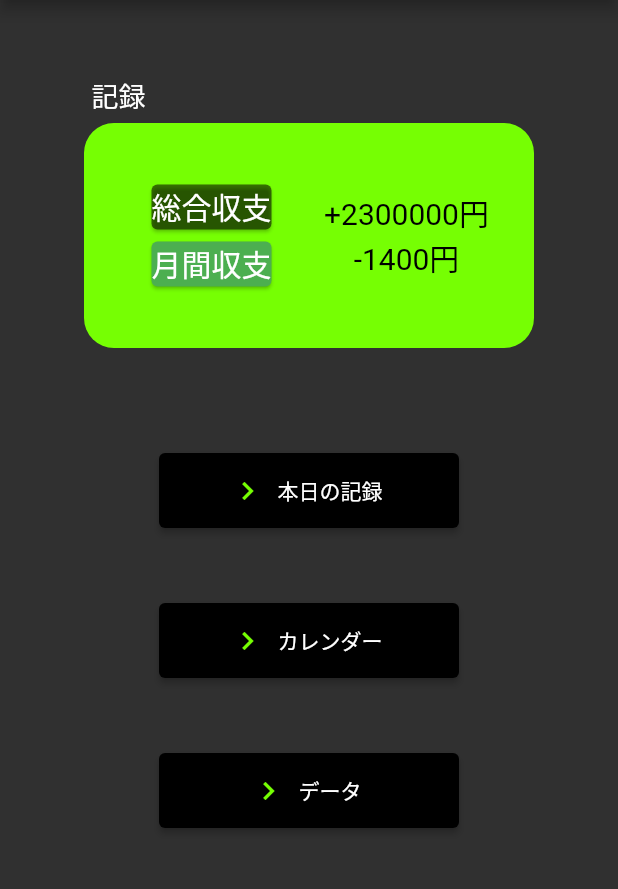
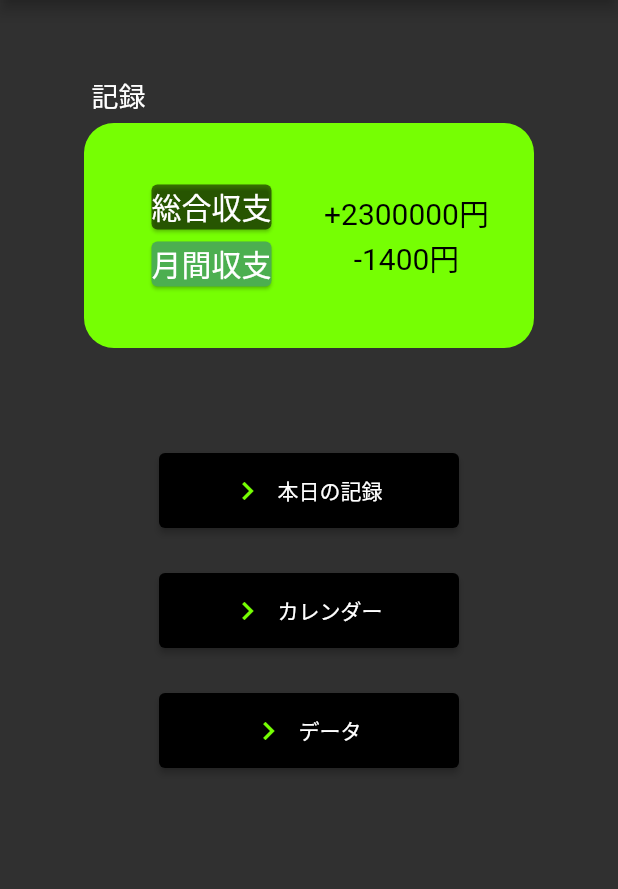
Before and after one commit to YudaiShimizu-hand/pachpach, a Flutter app: the screen it shows after launch, on a phone screen of 412 x 824 dp, the part 84-973 px from its top. Run offline on Flutter 3.47's test engine with Material 2 defaults, Android fonts, the phone set to English and light mode, and no system bars.

Commit message:
create button components

```diff
--- /dev/null
+++ b/lib/components/button.dart
@@ -0,0 +1,29 @@
+import 'package:flutter/material.dart';
+
+class ButtonCmp extends StatelessWidget {
+  ButtonCmp({required this.url, required this.txt, required this.mt});
+  String url;
+  String txt;
+  double mt;
+
+  @override
+  Widget build(BuildContext context) {
+    return Container(
+      margin: EdgeInsets.only(top: mt),
+      child: ElevatedButton.icon(
+        onPressed: (){
+          Navigator.pushNamed(context, url);
+        },
+        style: ElevatedButton.styleFrom(
+          fixedSize: Size(200, 50),
+          backgroundColor: Colors.black,
+        ),
+        label: Text(txt),
+        icon: const Icon(
+          Icons.navigate_next,
+          color: Color(0xFF76FF03),
+        ),
+      ),
+    );
+  }
+}
--- a/lib/screens/home.dart
+++ b/lib/screens/home.dart
@@ -1,5 +1,6 @@
 import 'package:flutter/material.dart';
 import 'package:pachpach/components/appBar.dart';
+import 'package:pachpach/components/button.dart';
 
 class HomePage extends StatelessWidget {
   @override
@@ -82,57 +83,9 @@ class HomePage extends StatelessWidget {
                 ),
               ),
             ),
-            Container(
-              margin: EdgeInsets.only(top: 70),
-              child: ElevatedButton.icon(
-                onPressed: (){
-                  Navigator.pushNamed(context, '/record');
-                },
-                style: ElevatedButton.styleFrom(
-                  fixedSize: Size(200, 50),
-                  backgroundColor: Colors.black,
-                ),
-                label: Text("本日の記録"),
-                icon: const Icon(
-                  Icons.navigate_next,
-                  color: Color(0xFF76FF03),
-                ),
-              ),
-            ),
-            Container(
-              margin: EdgeInsets.only(top: 50),
-              child: ElevatedButton.icon(
-                onPressed: (){
-                  Navigator.pushNamed(context, '/calendar');
-                },
-                style: ElevatedButton.styleFrom(
-                  fixedSize: Size(200, 50),
-                  backgroundColor: Colors.black,
-                ),
-                label: Text("カレンダー"),
-                icon: const Icon(
-                  Icons.navigate_next,
-                  color: Color(0xFF76FF03),
-                ),
-              ),
-            ),
-            Container(
-              margin: EdgeInsets.only(top: 50),
-              child: ElevatedButton.icon(
-                onPressed: (){
-                  Navigator.pushNamed(context, '/data');
-                },
-                style: ElevatedButton.styleFrom(
-                  fixedSize: Size(200, 50),
-                  backgroundColor: Colors.black,
-                ),
-                label: Text("データ"),
-                icon: const Icon(
-                  Icons.navigate_next,
-                  color: Color(0xFF76FF03),
-                ),
-              ),
-            ),
+            ButtonCmp(url: '/record', txt: '本日の記録', mt: 70),
+            ButtonCmp(url: '/calendar', txt: 'カレンダー', mt: 30),
+            ButtonCmp(url: '/data', txt: 'データ', mt: 30),
           ],
         ),
       ), // This trailing comma makes auto-formatting nicer for build methods.
```
